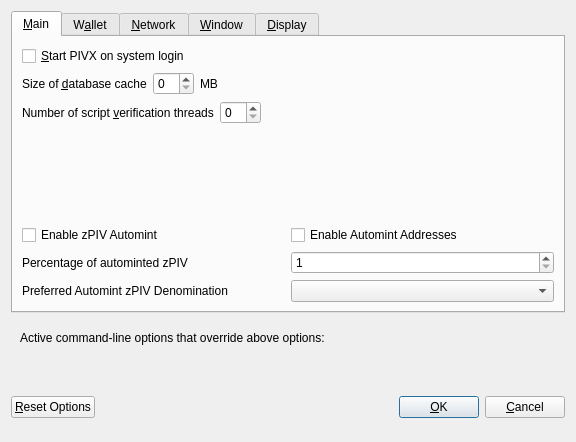
First picture: the form in src/qt/forms/optionsdialog.ui, repository MotoAcidic/pivx-gui, before the edit.
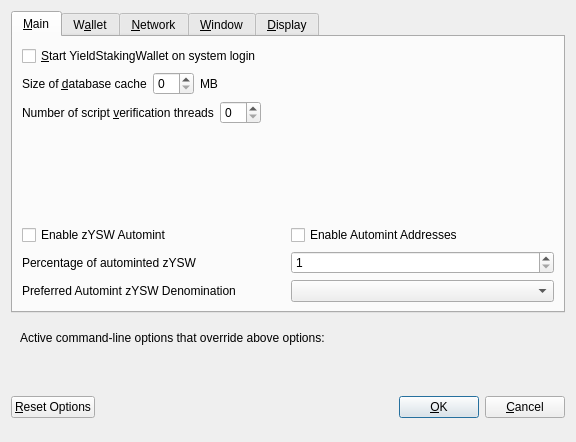
Second picture: the form after the edit. Custom widgets are drawn as their Qt base class.

```diff
--- a/src/qt/forms/optionsdialog.ui
+++ b/src/qt/forms/optionsdialog.ui
@@ -33,7 +33,7 @@
           <string>Automatically start PIVX after logging in to the system.</string>
          </property>
          <property name="text">
-          <string>&amp;Start PIVX on system login</string>
+          <string>&amp;Start YieldStakingWallet on system login</string>
          </property>
         </widget>
        </item>
@@ -147,7 +147,7 @@
                <enum>Qt::LeftToRight</enum>
               </property>
               <property name="text">
-               <string>Enable zPIV Automint</string>
+               <string>Enable zYSW Automint</string>
               </property>
              </widget>
             </item>
@@ -174,7 +174,7 @@
                <string>Percentage of incoming PIV which get automatically converted to zPIV via Zerocoin Protocol (min: 10%)</string>
               </property>
               <property name="text">
-               <string>Percentage of autominted zPIV</string>
+               <string>Percentage of autominted zYSW</string>
               </property>
              </widget>
             </item>
@@ -207,7 +207,7 @@
                <string>Wait with automatic conversion to Zerocoin until enough PIV for this denomination is available</string>
               </property>
               <property name="text">
-               <string>Preferred Automint zPIV Denomination</string>
+               <string>Preferred Automint zYSW Denomination</string>
               </property>
              </widget>
             </item>
```
Left out of the diff: 28 changed lines with no effect on the pictures.
